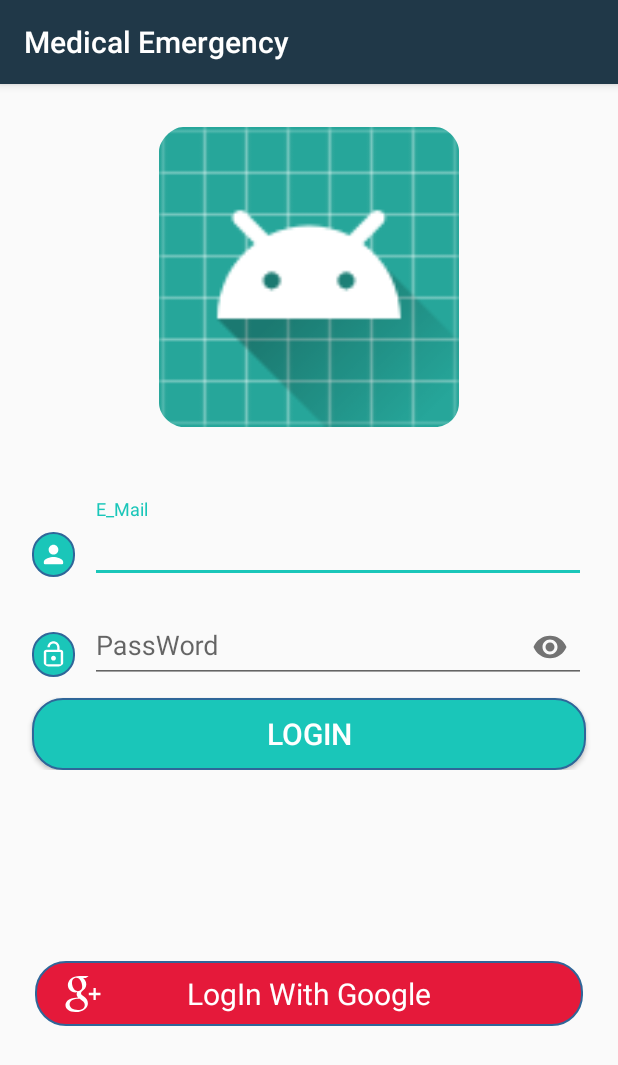
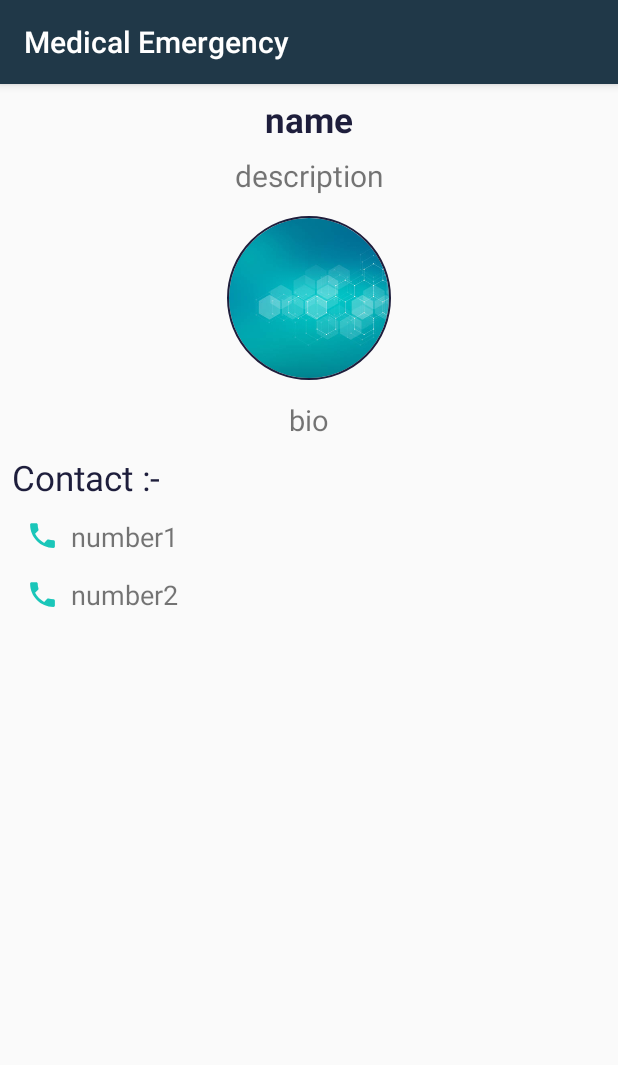
Before and after one commit to Hatemido/Medical-Emergency, an Android app: the screen it shows after launch (LoginActivity before the commit, DoctorDescriptionActivity after it), on a phone screen of 412 x 824 dp. Shown: the top 1065 px of the screen. Run offline under Robolectric (Android 15) with nearby library versions, the light colour scheme and no system bars; our stand-ins replace CircleImageView; 1 statement that could not run was skipped.

Commit message:
Merge branch 'master' of /home/mmh/Desktop/Medical-Emergency with conflicts.

```diff
--- a/app/build.gradle
+++ b/app/build.gradle
@@ -33,7 +33,6 @@ dependencies {
     androidTestImplementation 'com.android.support.test:runner:1.0.2'
     androidTestImplementation 'com.android.support.test.espresso:espresso-core:3.0.2'
 
-
     //google auth
     implementation 'com.google.android.gms:play-services-auth:16.0.1'
     //circle image view
--- a/app/src/main/AndroidManifest.xml
+++ b/app/src/main/AndroidManifest.xml
@@ -16,6 +16,7 @@
         android:roundIcon="@mipmap/ic_launcher_round"
         android:supportsRtl="true"
         android:theme="@style/AppTheme">
+        <activity android:name=".DoctorDescriptionActivity"></activity>
         <activity android:name=".MainActivity">
             <intent-filter>
                 <action android:name="android.intent.action.MAIN" />
--- /dev/null
+++ b/app/src/main/java/com/example/mido/medicalemergency/DoctorDescriptionActivity.java
@@ -0,0 +1,13 @@
+package com.example.mido.medicalemergency;
+
+import android.support.v7.app.AppCompatActivity;
+import android.os.Bundle;
+
+public class DoctorDescriptionActivity extends AppCompatActivity {
+
+    @Override
+    protected void onCreate(Bundle savedInstanceState) {
+        super.onCreate(savedInstanceState);
+        setContentView(R.layout.activity_doctor_description);
+    }
+}
--- a/app/src/main/java/com/example/mido/medicalemergency/MainActivity.java
+++ b/app/src/main/java/com/example/mido/medicalemergency/MainActivity.java
@@ -14,7 +14,7 @@ public class MainActivity extends AppCompatActivity {
         new Handler().postDelayed(new Runnable() {
             @Override
             public void run() {
-                startActivity(new Intent(MainActivity.this, LoginActivity.class));
+                startActivity(new Intent(MainActivity.this, DoctorDescriptionActivity.class));
             }
         }, 3000);
 
--- /dev/null
+++ b/app/src/main/res/drawable/ic_call.xml
@@ -0,0 +1,5 @@
+<vector android:height="24dp" android:tint="#FFFFFF"
+    android:viewportHeight="24.0" android:viewportWidth="24.0"
+    android:width="24dp" xmlns:android="http://schemas.android.com/apk/res/android">
+    <path android:fillColor="#FF000000" android:pathData="M6.62,10.79c1.44,2.83 3.76,5.14 6.59,6.59l2.2,-2.2c0.27,-0.27 0.67,-0.36 1.02,-0.24 1.12,0.37 2.33,0.57 3.57,0.57 0.55,0 1,0.45 1,1V20c0,0.55 -0.45,1 -1,1 -9.39,0 -17,-7.61 -17,-17 0,-0.55 0.45,-1 1,-1h3.5c0.55,0 1,0.45 1,1 0,1.25 0.2,2.45 0.57,3.57 0.11,0.35 0.03,0.74 -0.25,1.02l-2.2,2.2z"/>
+</vector>
--- /dev/null
+++ b/app/src/main/res/drawable/ic_call_with_color.xml
@@ -0,0 +1,5 @@
+<vector android:height="24dp" android:tint="#1AC6B9"
+    android:viewportHeight="24.0" android:viewportWidth="24.0"
+    android:width="24dp" xmlns:android="http://schemas.android.com/apk/res/android">
+    <path android:fillColor="#FF000000" android:pathData="M6.62,10.79c1.44,2.83 3.76,5.14 6.59,6.59l2.2,-2.2c0.27,-0.27 0.67,-0.36 1.02,-0.24 1.12,0.37 2.33,0.57 3.57,0.57 0.55,0 1,0.45 1,1V20c0,0.55 -0.45,1 -1,1 -9.39,0 -17,-7.61 -17,-17 0,-0.55 0.45,-1 1,-1h3.5c0.55,0 1,0.45 1,1 0,1.25 0.2,2.45 0.57,3.57 0.11,0.35 0.03,0.74 -0.25,1.02l-2.2,2.2z"/>
+</vector>
--- /dev/null
+++ b/app/src/main/res/layout/activity_doctor_description.xml
@@ -0,0 +1,124 @@
+<?xml version="1.0" encoding="utf-8"?>
+<android.support.constraint.ConstraintLayout xmlns:android="http://schemas.android.com/apk/res/android"
+    xmlns:app="http://schemas.android.com/apk/res-auto"
+    xmlns:tools="http://schemas.android.com/tools"
+    android:layout_width="match_parent"
+    android:layout_height="match_parent"
+    tools:context=".DoctorDescriptionActivity">
+
+
+    <TextView
+        android:id="@+id/doctor_name"
+        android:layout_width="wrap_content"
+        android:layout_height="wrap_content"
+        android:layout_marginStart="8dp"
+        android:layout_marginTop="8dp"
+        android:layout_marginEnd="8dp"
+        android:text="name"
+        android:textColor="@color/dark_gray"
+        android:textSize="23sp"
+        android:textStyle="bold"
+        app:layout_constraintEnd_toEndOf="parent"
+        app:layout_constraintStart_toStartOf="parent"
+        app:layout_constraintTop_toTopOf="parent" />
+
+    <TextView
+        android:id="@+id/textView4"
+        android:layout_width="wrap_content"
+        android:layout_height="wrap_content"
+        android:layout_marginStart="8dp"
+        android:layout_marginTop="8dp"
+        android:layout_marginEnd="8dp"
+        android:text="description"
+        android:textSize="20sp"
+        app:layout_constraintEnd_toEndOf="parent"
+        app:layout_constraintStart_toStartOf="parent"
+        app:layout_constraintTop_toBottomOf="@+id/doctor_name" />
+
+    <de.hdodenhof.circleimageview.CircleImageView xmlns:app="http://schemas.android.com/apk/res-auto"
+        android:id="@+id/mail_ic"
+        android:layout_width="120dp"
+        android:layout_height="120dp"
+        android:layout_gravity="bottom"
+        android:layout_marginStart="8dp"
+        android:layout_marginTop="8dp"
+        android:layout_marginEnd="8dp"
+        android:padding="5dp"
+        android:src="@drawable/baner"
+        app:civ_border_color="@color/dark_gray"
+        app:civ_border_width="1dp"
+        app:layout_constraintEnd_toEndOf="parent"
+        app:layout_constraintStart_toStartOf="parent"
+        app:layout_constraintTop_toBottomOf="@+id/textView4" />
+
+    <TextView
+        android:id="@+id/textView5"
+        android:layout_width="wrap_content"
+        android:layout_height="wrap_content"
+        android:layout_marginStart="8dp"
+        android:layout_marginTop="8dp"
+        android:layout_marginEnd="8dp"
+        android:text="bio"
+        android:textSize="19sp"
+        app:layout_constraintEnd_toEndOf="parent"
+        app:layout_constraintStart_toStartOf="parent"
+        app:layout_constraintTop_toBottomOf="@+id/mail_ic" />
+
+    <TextView
+        android:id="@+id/textView3"
+        android:layout_width="wrap_content"
+        android:layout_height="wrap_content"
+        android:layout_marginStart="8dp"
+        android:layout_marginTop="10dp"
+        android:text="Contact :-"
+        android:textColor="@color/dark_gray"
+        android:textSize="23sp"
+        app:layout_constraintStart_toStartOf="parent"
+        app:layout_constraintTop_toBottomOf="@+id/textView5" />
+
+    <ImageView
+        android:id="@+id/cal_ic_1"
+        android:layout_width="30dp"
+        android:layout_height="30dp"
+        android:layout_marginStart="13dp"
+        android:layout_marginTop="8dp"
+        android:padding="4dp"
+        android:src="@drawable/ic_call_with_color"
+        app:layout_constraintStart_toStartOf="parent"
+        app:layout_constraintTop_toBottomOf="@+id/textView3" />
+
+    <ImageView
+        android:id="@+id/cal_ic_2"
+        android:layout_width="30dp"
+        android:layout_height="30dp"
+        android:layout_marginStart="13dp"
+        android:layout_marginTop="9dp"
+        android:padding="4dp"
+        android:src="@drawable/ic_call_with_color"
+        app:layout_constraintStart_toStartOf="parent"
+        app:layout_constraintTop_toBottomOf="@+id/cal_ic_1" />
+
+    <TextView
+        android:id="@+id/phone_number_1"
+        android:layout_width="wrap_content"
+        android:layout_height="wrap_content"
+        android:layout_marginStart="4dp"
+        android:layout_marginTop="11dp"
+        android:text="number1"
+        android:textSize="18sp"
+        app:layout_constraintStart_toEndOf="@+id/cal_ic_1"
+        app:layout_constraintTop_toBottomOf="@+id/textView3" />
+    <TextView
+        android:id="@+id/phone_number_2"
+        android:layout_width="wrap_content"
+        android:layout_height="wrap_content"
+        android:layout_marginStart="4dp"
+        android:layout_marginTop="14dp"
+        android:text="number2"
+        android:textSize="18sp"
+        app:layout_constraintStart_toEndOf="@+id/cal_ic_2"
+        app:layout_constraintTop_toBottomOf="@+id/phone_number_1" />
+
+
+
+</android.support.constraint.ConstraintLayout>
--- a/app/src/main/res/values/colors.xml
+++ b/app/src/main/res/values/colors.xml
@@ -4,5 +4,7 @@
     <color name="colorPrimaryDark">#203848</color>
     <color name="colorAccent">#1AC6B9</color>
     <color name="text_view_color">#1AC6B9</color>
+    <color name="text_view_color_dark">#1A756D</color>
     <color name="google_color">#E5193A</color>
+    <color name="dark_gray">#1E1E3C</color>
 </resources>
```
